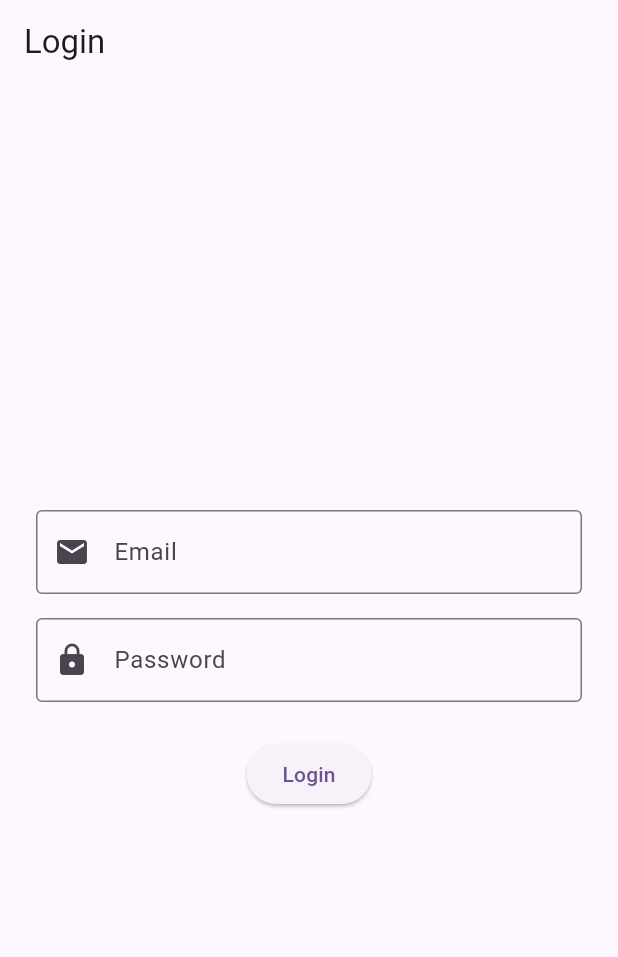
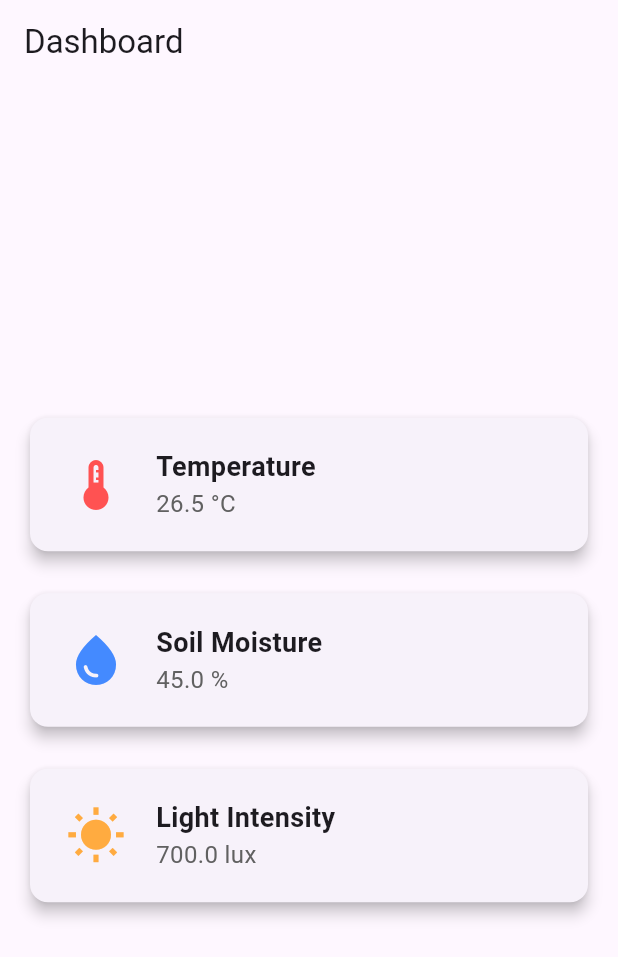
Before and after one commit to jshi1223/Flutter_First, a Flutter app: the screen it shows after launch, on a phone screen of 412 x 824 dp. Shown: the top 957 px of the screen. Run offline on Flutter 3.47's test engine with Material 3 defaults, Android fonts, the phone set to English and light mode, and no system bars.

Commit message:
first commit

```diff
--- /dev/null
+++ b/lib/dashboard.dart
@@ -0,0 +1,87 @@
+import 'package:flutter/material.dart';
+
+class DashboardPage extends StatelessWidget {
+  // Dummy data for now
+  final double temperature = 26.5; // in °C
+  final double soilMoisture = 45.0; // in %
+  final double lightIntensity = 700.0; // in lux
+
+  @override
+  Widget build(BuildContext context) {
+    return Scaffold(
+      appBar: AppBar(title: Text("Dashboard")),
+      body: Padding(
+        padding: const EdgeInsets.all(16.0),
+        child: Column(
+          mainAxisAlignment: MainAxisAlignment.center,
+          children: [
+            MetricCard(
+              icon: Icons.thermostat,
+              label: "Temperature",
+              value: "$temperature °C",
+              color: Colors.redAccent,
+            ),
+            SizedBox(height: 20),
+            MetricCard(
+              icon: Icons.water_drop,
+              label: "Soil Moisture",
+              value: "$soilMoisture %",
+              color: Colors.blueAccent,
+            ),
+            SizedBox(height: 20),
+            MetricCard(
+              icon: Icons.wb_sunny,
+              label: "Light Intensity",
+              value: "$lightIntensity lux",
+              color: Colors.orangeAccent,
+            ),
+          ],
+        ),
+      ),
+    );
+  }
+}
+
+class MetricCard extends StatelessWidget {
+  final IconData icon;
+  final String label;
+  final String value;
+  final Color color;
+
+  const MetricCard({
+    required this.icon,
+    required this.label,
+    required this.value,
+    required this.color,
+  });
+
+  @override
+  Widget build(BuildContext context) {
+    return Card(
+      elevation: 4,
+      shape: RoundedRectangleBorder(borderRadius: BorderRadius.circular(12)),
+      child: Padding(
+        padding: const EdgeInsets.symmetric(vertical: 20, horizontal: 24),
+        child: Row(
+          children: [
+            Icon(icon, size: 40, color: color),
+            SizedBox(width: 20),
+            Column(
+              crossAxisAlignment: CrossAxisAlignment.start,
+              children: [
+                Text(
+                  label,
+                  style: TextStyle(fontSize: 18, fontWeight: FontWeight.bold),
+                ),
+                Text(
+                  value,
+                  style: TextStyle(fontSize: 16, color: Colors.grey[700]),
+                ),
+              ],
+            ),
+          ],
+        ),
+      ),
+    );
+  }
+}
--- a/lib/login.dart
+++ b/lib/login.dart
@@ -1,58 +1,48 @@
 import 'package:flutter/material.dart';
+import 'dashboard.dart'; // Import the dashboard screen
 
-class LoginScreen extends StatefulWidget {
-  const LoginScreen({Key? key}) : super(key: key);
-
-  @override
-  _LoginScreenState createState() => _LoginScreenState();
-}
-
-class _LoginScreenState extends State<LoginScreen> {
-  final TextEditingController emailController = TextEditingController();
+class LoginPage extends StatelessWidget {
+  final TextEditingController usernameController = TextEditingController();
   final TextEditingController passwordController = TextEditingController();
 
-  void login() {
-    final email = emailController.text;
-    final password = passwordController.text;
-
-    // Example print (in real app: validate or send to backend)
-    print('Logging in with email: $email and password: $password');
-
-    // Optional: show snackbar
-    ScaffoldMessenger.of(
-      context,
-    ).showSnackBar(SnackBar(content: Text('Attempting login...')));
+  void login(BuildContext context) {
+    // Dummy login logic: you can add real auth here
+    if (usernameController.text == "admin" &&
+        passwordController.text == "1234") {
+      Navigator.pushReplacement(
+        context,
+        MaterialPageRoute(builder: (context) => DashboardPage()),
+      );
+    } else {
+      ScaffoldMessenger.of(
+        context,
+      ).showSnackBar(SnackBar(content: Text("Invalid username or password")));
+    }
   }
 
   @override
   Widget build(BuildContext context) {
     return Scaffold(
-      appBar: AppBar(title: Text('Login')),
+      appBar: AppBar(title: Text("Login")),
       body: Padding(
-        padding: const EdgeInsets.all(24.0),
+        padding: const EdgeInsets.all(16),
         child: Column(
           mainAxisAlignment: MainAxisAlignment.center,
           children: [
             TextField(
-              controller: emailController,
-              decoration: InputDecoration(
-                labelText: 'Email',
-                prefixIcon: Icon(Icons.email),
-                border: OutlineInputBorder(),
-              ),
+              controller: usernameController,
+              decoration: InputDecoration(labelText: "Username"),
             ),
-            const SizedBox(height: 16),
             TextField(
               controller: passwordController,
+              decoration: InputDecoration(labelText: "Password"),
               obscureText: true,
-              decoration: InputDecoration(
-                labelText: 'Password',
-                prefixIcon: Icon(Icons.lock),
-                border: OutlineInputBorder(),
-              ),
             ),
-            const SizedBox(height: 24),
-            ElevatedButton(onPressed: login, child: Text('Login')),
+            SizedBox(height: 20),
+            ElevatedButton(
+              onPressed: () => login(context),
+              child: Text("Login"),
+            ),
           ],
         ),
       ),
--- a/lib/main.dart
+++ b/lib/main.dart
@@ -1,22 +1,17 @@
 import 'package:flutter/material.dart';
-import 'login.dart'; // <-- Make sure this is here
+import 'dashboard.dart';
 
 void main() {
-  runApp(const MyApp());
+  runApp(MyApp());
 }
 
 class MyApp extends StatelessWidget {
-  const MyApp({super.key});
-
   @override
   Widget build(BuildContext context) {
     return MaterialApp(
+      title: 'Smart Agriculture App',
       debugShowCheckedModeBanner: false,
-      title: 'Flutter Login App',
-      theme: ThemeData(
-        colorScheme: ColorScheme.fromSeed(seedColor: Colors.deepPurple),
-      ),
-      home: LoginScreen(), // <-- Replace MyHomePage
+      home: DashboardPage(), // 👈 Default starting page
     );
   }
 }
```
Also changed, not shown: 1 other file.
